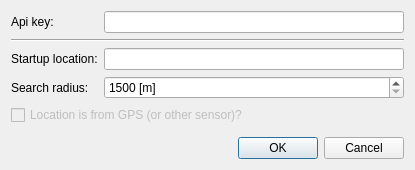
Before: the Qt Designer form settingsdialog.ui in tranter/qt-google-places, drawn with Qt 5.
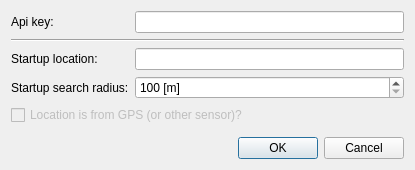
After: the same form once the commit is applied.

Commit message: 1. Improved GUI - in mainform added "radius" for search places. 2. Improved search address implementation - separated methods "autocomplete addresses" and "goto by address". After click "Search" map moving to find address, and fill "autocomplete addresses".

```diff
--- a/settingsdialog.ui
+++ b/settingsdialog.ui
@@ -44,7 +44,7 @@
    <item row="3" column="0" colspan="2">
     <widget class="QLabel" name="label_3">
      <property name="text">
-      <string>Search radius:</string>
+      <string>Startup search radius:</string>
      </property>
     </widget>
    </item>
@@ -54,7 +54,7 @@
       <string> [m]</string>
      </property>
      <property name="minimum">
-      <number>1500</number>
+      <number>100</number>
      </property>
      <property name="maximum">
       <number>50000</number>
```
Left out of the diff: 3 changed lines with no effect on the pictures. The commit also changes 4 other files.
